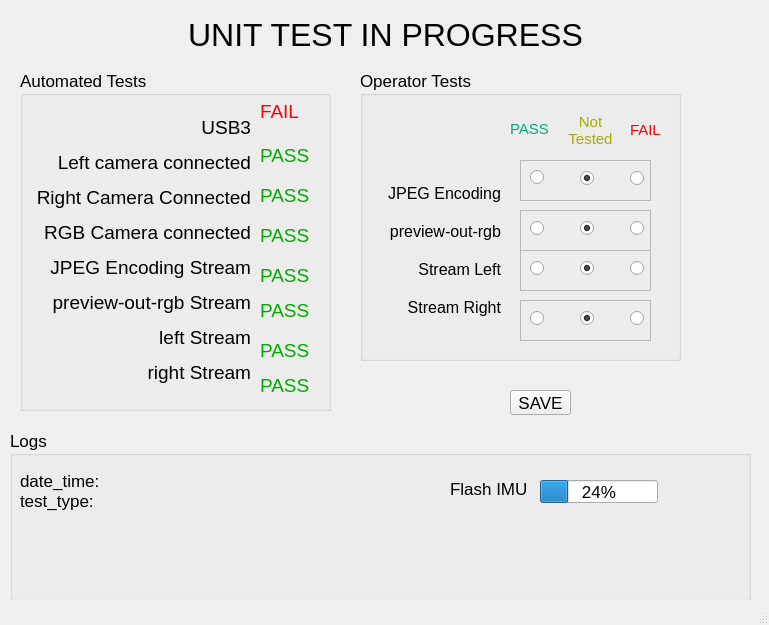
The window that test.ui (luxonis/depthai) describes before a commit, drawn with Qt 5.
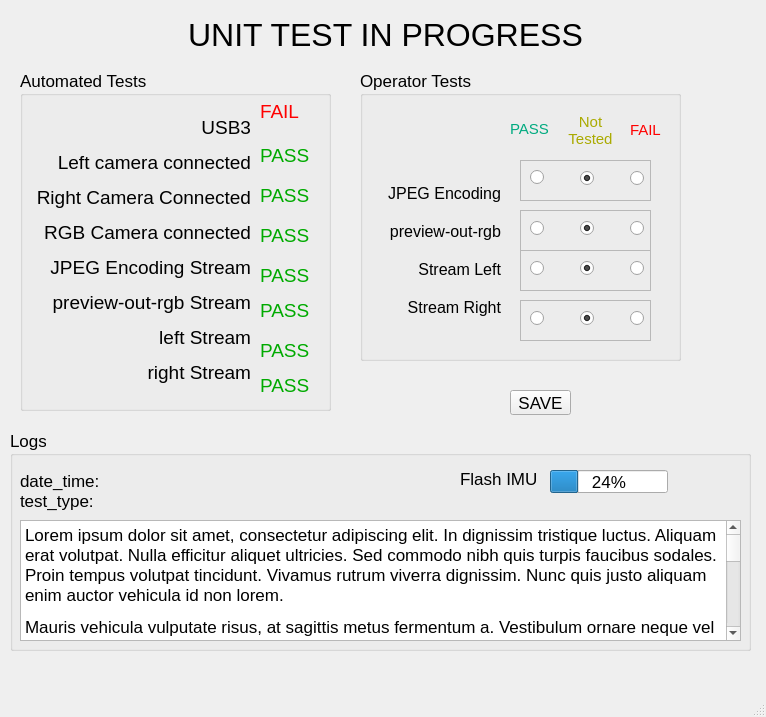
The same window after the commit.

Commit message: rename UI entities

```diff
--- a/test.ui
+++ b/test.ui
@@ -6,8 +6,8 @@
    <rect>
     <x>0</x>
     <y>0</y>
-    <width>769</width>
-    <height>625</height>
+    <width>766</width>
+    <height>717</height>
    </rect>
   </property>
   <property name="font">
@@ -599,7 +599,7 @@
       <x>10</x>
       <y>430</y>
       <width>741</width>
-      <height>171</height>
+      <height>221</height>
      </rect>
     </property>
     <property name="title">
@@ -634,8 +634,8 @@
     <widget class="QProgressBar" name="progressBar">
      <property name="geometry">
       <rect>
-       <x>530</x>
-       <y>50</y>
+       <x>540</x>
+       <y>40</y>
        <width>118</width>
        <height>23</height>
       </rect>
@@ -647,8 +647,8 @@
     <widget class="QLabel" name="label_16">
      <property name="geometry">
       <rect>
-       <x>440</x>
-       <y>50</y>
+       <x>450</x>
+       <y>40</y>
        <width>81</width>
        <height>17</height>
       </rect>
@@ -657,6 +657,27 @@
       <string>Flash IMU</string>
      </property>
     </widget>
+    <widget class="QTextBrowser" name="logs_txt_browser">
+     <property name="geometry">
+      <rect>
+       <x>10</x>
+       <y>90</y>
+       <width>721</width>
+       <height>121</height>
+      </rect>
+     </property>
+     <property name="html">
+      <string>&lt;!DOCTYPE HTML PUBLIC &quot;-//W3C//DTD HTML 4.0//EN&quot; &quot;http://www.w3.org/TR/REC-html40/strict.dtd&quot;&gt;
+&lt;html&gt;&lt;head&gt;&lt;meta name=&quot;qrichtext&quot; content=&quot;1&quot; /&gt;&lt;style type=&quot;text/css&quot;&gt;
+p, li { white-space: pre-wrap; }
+&lt;/style&gt;&lt;/head&gt;&lt;body style=&quot; font-family:'Sans Serif'; font-size:13pt; font-weight:400; font-style:normal;&quot;&gt;
+&lt;p style=&quot; margin-top:12px; margin-bottom:12px; margin-left:0px; margin-right:0px; -qt-block-indent:0; text-indent:0px;&quot;&gt;&lt;a name=&quot;lipsum&quot;&gt;&lt;/a&gt;Lorem ipsum dolor sit amet, consectetur adipiscing elit. In dignissim tristique luctus. Aliquam erat volutpat. Nulla efficitur aliquet ultricies. Sed commodo nibh quis turpis faucibus sodales. Proin tempus volutpat tincidunt. Vivamus rutrum viverra dignissim. Nunc quis justo aliquam enim auctor vehicula id non lorem. &lt;/p&gt;
+&lt;p style=&quot; margin-top:12px; margin-bottom:12px; margin-left:0px; margin-right:0px; -qt-block-indent:0; text-indent:0px;&quot;&gt;Mauris vehicula vulputate risus, at sagittis metus fermentum a. Vestibulum ornare neque vel suscipit rutrum. Etiam id facilisis odio, eu luctus diam. Morbi feugiat lacinia mauris a semper. Donec porta accumsan augue, ut mollis est ultricies sed. Nunc non mauris tincidunt, lacinia justo non, tincidunt lacus. Donec vitae gravida dui. Phasellus tempus tortor lorem, fringilla sodales est elementum et. Integer lacinia hendrerit vestibulum. Proin pellentesque nunc quis ante volutpat sodales. Curabitur justo sem, mattis in dolor dapibus, ultrices tincidunt ligula. Donec sit amet nisi nulla. Praesent hendrerit mauris gravida, scelerisque turpis sit amet, dapibus est. &lt;/p&gt;
+&lt;p style=&quot; margin-top:12px; margin-bottom:12px; margin-left:0px; margin-right:0px; -qt-block-indent:0; text-indent:0px;&quot;&gt;Quisque eu nulla turpis. Duis sed nisl magna. Donec ac sagittis massa. Integer pharetra, tellus sit amet dignissim congue, libero mi auctor mauris, nec tristique tortor tortor ac nulla. Praesent magna elit, dapibus vitae dictum quis, viverra id nibh. Sed sagittis quam sit amet ante mollis blandit. Aliquam sit amet nibh neque. Nunc condimentum dui vel elit vestibulum, pharetra pulvinar urna convallis. Sed sed leo ipsum. Proin mollis lacinia finibus. &lt;/p&gt;
+&lt;p style=&quot; margin-top:12px; margin-bottom:12px; margin-left:0px; margin-right:0px; -qt-block-indent:0; text-indent:0px;&quot;&gt;Vestibulum non sollicitudin massa, sed aliquet dolor. Mauris justo lacus, lacinia et porttitor sed, lacinia quis neque. Suspendisse mattis erat et risus accumsan varius. Vestibulum felis nisl, tincidunt et fringilla quis, porta vel nulla. Pellentesque vitae finibus dolor, eu aliquam tellus. Donec bibendum arcu non velit efficitur, vitae tempor ex porttitor. Sed gravida arcu ante, vitae tincidunt nibh iaculis in. Etiam massa ipsum, sodales sed mi sed, condimentum laoreet risus. Sed condimentum lectus in elit maximus, eu condimentum neque viverra. &lt;/p&gt;
+&lt;p style=&quot; margin-top:12px; margin-bottom:12px; margin-left:0px; margin-right:0px; -qt-block-indent:0; text-indent:0px;&quot;&gt;Quisque risus erat, vestibulum ac volutpat vitae, sollicitudin ac sapien. Duis porta eleifend aliquam. Cras tempus augue justo, eu tincidunt diam blandit a. Praesent eget nulla ut erat tristique laoreet. Lorem ipsum dolor sit amet, consectetur adipiscing elit. Suspendisse egestas dictum leo, nec lacinia nisi dapibus sed. Donec pharetra sem a risus hendrerit laoreet. Vestibulum porttitor neque vel arcu maximus, sit amet tincidunt ipsum condimentum. Ut eget est mi. Aliquam a imperdiet est, eget elementum dolor. Aenean egestas eleifend nisi id rhoncus. Quisque sed odio vitae lectus dictum iaculis quis id sapien. Cras mollis nisl purus, eu laoreet massa tempor ac. Etiam faucibus, nunc eu venenatis interdum, odio odio egestas lectus, ac vehicula turpis ex nec mi. Etiam vitae pretium orci, nec gravida erat. Morbi porta malesuada eros, dictum porttitor sem ultricies et. &lt;/p&gt;&lt;/body&gt;&lt;/html&gt;</string>
+     </property>
+    </widget>
    </widget>
   </widget>
   <widget class="QMenuBar" name="menubar">
```
Left out of the diff: 72 changed lines with no effect on the pictures. The commit also changes 1 other file.
